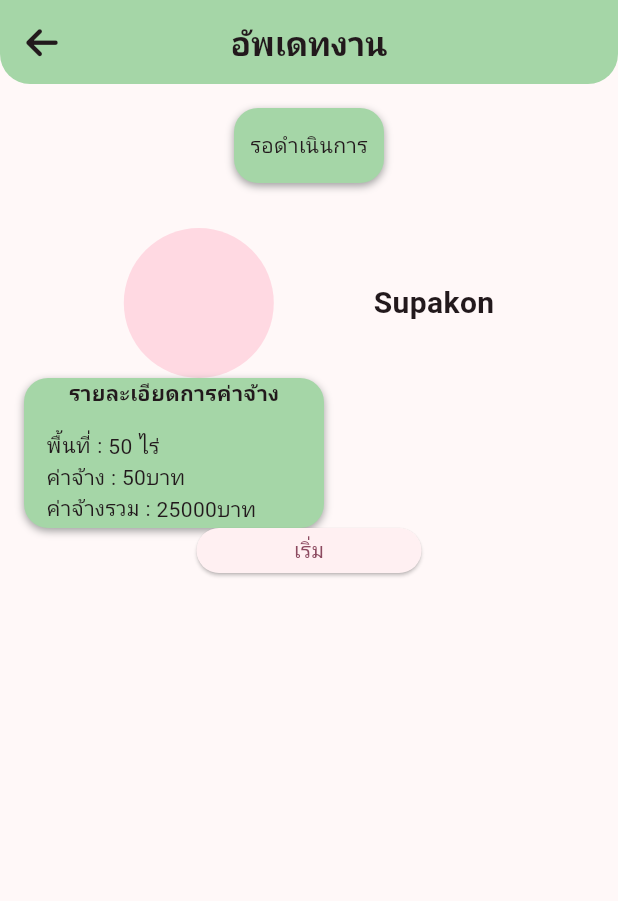
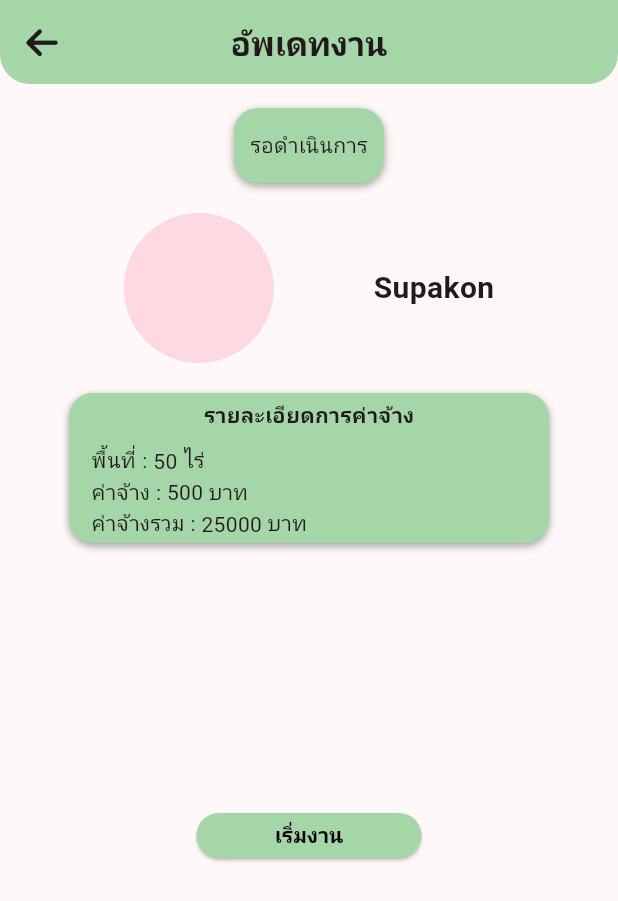
Before and after one commit to supakorn5/Tractor4u_frontend, a Flutter app: the Status_working screen opened directly, after a tap on an icon or button, on a phone screen of 412 x 824 dp. Shown: the top 901 px of the screen. Run offline on Flutter 3.47's test engine with Material 3 defaults, Android fonts, the phone set to English and light mode, and no system bars; our stand-ins replace font_awesome_flutter; Roboto replaces fonts that are missing (Mali).

Commit message:
status_wait

```diff
--- a/tracktor4u/lib/Page/Owner/status/Status_update_working.dart
+++ b/tracktor4u/lib/Page/Owner/status/Status_update_wait.dart
@@ -2,15 +2,15 @@ import 'package:flutter/material.dart';
 import 'package:font_awesome_flutter/font_awesome_flutter.dart';
 import 'package:myproject/Page/Owner/status/Status_working.dart';
 
-class Status_update_working extends StatefulWidget {
+class Status_update_wait extends StatefulWidget {
   late String name;
-  Status_update_working({Key? key, required this.name}) : super(key: key);
+  Status_update_wait({Key? key, required this.name}) : super(key: key);
 
   @override
-  State<Status_update_working> createState() => _Status_update_workingState();
+  State<Status_update_wait> createState() => _Status_update_workingState();
 }
 
-class _Status_update_workingState extends State<Status_update_working> {
+class _Status_update_workingState extends State<Status_update_wait> {
   late String name;
 
   @override
@@ -85,7 +85,7 @@ class _Status_update_workingState extends State<Status_update_working> {
                   ],
                 ),
                 const SizedBox(
-                  height: 30,
+                  height: 20,
                 ),
                 Row(
                   mainAxisAlignment: MainAxisAlignment.spaceEvenly,
@@ -102,10 +102,14 @@ class _Status_update_workingState extends State<Status_update_working> {
                     )
                   ],
                 ),
+                const SizedBox(
+                  height: 20,
+                ),
                 Row(
+                  mainAxisAlignment: MainAxisAlignment.center,
                   children: [
                     Container(
-                      width: 200,
+                      width: 320,
                       height: 100,
                       decoration: BoxDecoration(
                         color: Colors.green.shade200,
@@ -121,6 +125,9 @@ class _Status_update_workingState extends State<Status_update_working> {
                       child: const Center(
                         child: Column(
                           children: [
+                            SizedBox(
+                              height: 5,
+                            ),
                             Text(
                               "รายละเอียดการค่าจ้าง",
                               style: TextStyle(
@@ -129,7 +136,7 @@ class _Status_update_workingState extends State<Status_update_working> {
                               ),
                             ),
                             SizedBox(
-                              height: 15,
+                              height: 10,
                             ),
                             Row(
                               mainAxisAlignment: MainAxisAlignment.start,
@@ -142,10 +149,10 @@ class _Status_update_workingState extends State<Status_update_working> {
                                   style: TextStyle(fontFamily: "Mali"),
                                 ),
                                 Text(
-                                  "50 ",
+                                  "50",
                                   style: TextStyle(fontFamily: "Mali"),
                                 ),
-                                Text("ไร่",
+                                Text(" ไร่",
                                     style: TextStyle(fontFamily: "Mali")),
                               ],
                             ),
@@ -160,10 +167,10 @@ class _Status_update_workingState extends State<Status_update_working> {
                                   style: TextStyle(fontFamily: "Mali"),
                                 ),
                                 Text(
-                                  "50",
+                                  "500",
                                   style: TextStyle(fontFamily: "Mali"),
                                 ),
-                                Text("บาท",
+                                Text(" บาท",
                                     style: TextStyle(fontFamily: "Mali")),
                               ],
                             ),
@@ -177,11 +184,13 @@ class _Status_update_workingState extends State<Status_update_working> {
                                   "ค่าจ้างรวม : ",
                                   style: TextStyle(fontFamily: "Mali"),
                                 ),
-                                Text(
-                                  "25000",
-                                  style: TextStyle(fontFamily: "Mali"),
+                                Flexible(
+                                  child: Text(
+                                    "25000",
+                                    style: TextStyle(fontFamily: "Mali"),
+                                  ),
                                 ),
-                                Text("บาท",
+                                Text(" บาท",
                                     style: TextStyle(fontFamily: "Mali")),
                               ],
                             ),
@@ -191,19 +200,28 @@ class _Status_update_workingState extends State<Status_update_working> {
                     ),
                   ],
                 ),
+                const SizedBox(
+                  height: 180,
+                ),
                 Column(
                   children: [
                     Container(
                       width: 150,
                       height: 30,
                       child: ElevatedButton(
+                        style: ElevatedButton.styleFrom(
+                          backgroundColor: Colors.green.shade200,
+                        ),
                         onPressed: () {},
                         child: const Row(
                           mainAxisAlignment: MainAxisAlignment.center,
                           children: [
                             Text(
-                              "เริ่ม",
-                              style: TextStyle(fontFamily: "Mali"),
+                              "เริ่มงาน",
+                              style: TextStyle(
+                                  fontFamily: "Mali",
+                                  color: Colors.black,
+                                  fontWeight: FontWeight.bold),
                             ),
                           ],
                         ),
--- a/tracktor4u/lib/Widget/Card_customer_status.dart
+++ b/tracktor4u/lib/Widget/Card_customer_status.dart
@@ -1,6 +1,6 @@
 import 'package:flutter/material.dart';
 import 'package:font_awesome_flutter/font_awesome_flutter.dart';
-import 'package:myproject/Page/Owner/status/Status_update_working.dart';
+import 'package:myproject/Page/Owner/status/Status_update_wait.dart';
 
 class CardCustomerStatus extends StatelessWidget {
   final String name;
@@ -64,7 +64,7 @@ class CardCustomerStatus extends StatelessWidget {
                           Navigator.of(context)
                               .pushReplacement(MaterialPageRoute(
                             builder: (context) =>
-                                Status_update_working(name: name),
+                                Status_update_wait(name: name),
                           ));
                         },
                       ),
```
